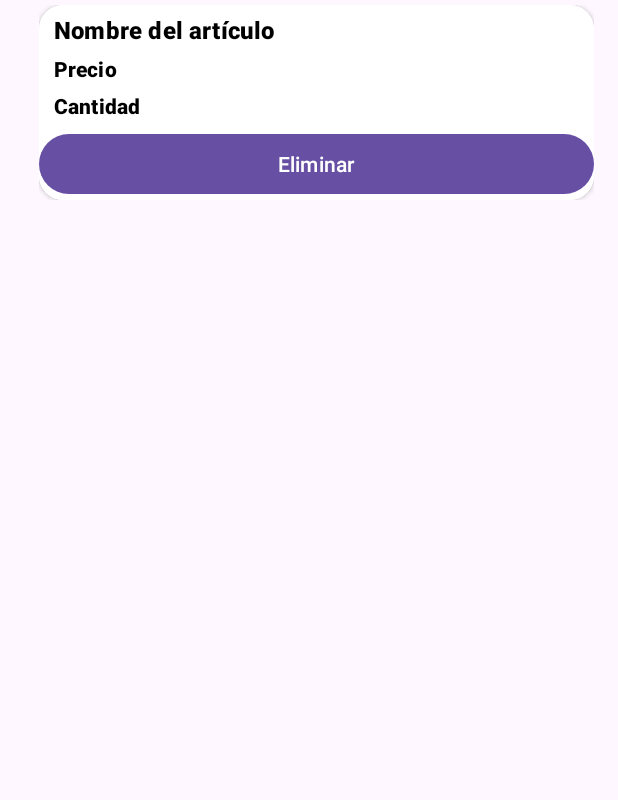
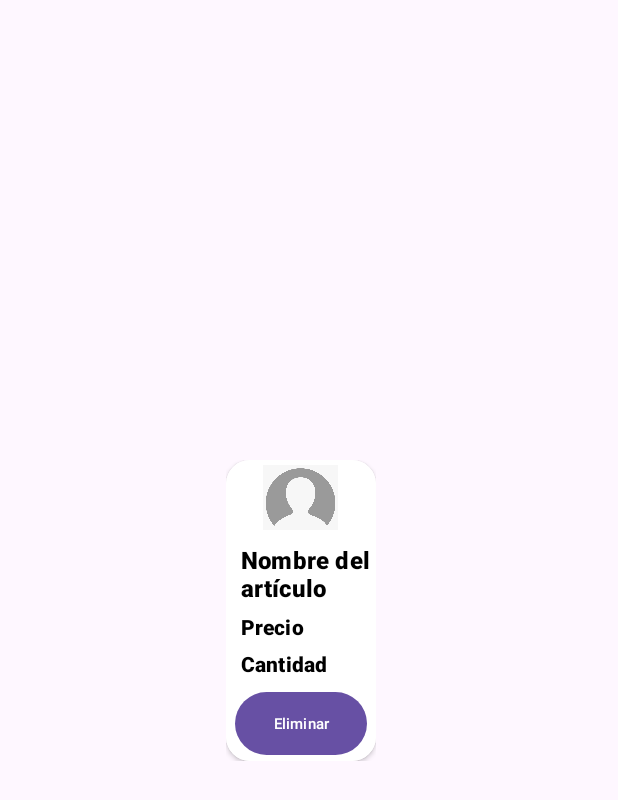
Before and after one commit to vrcr7/JuegosApp, an Android app: the layout article_item.xml on its own in the app's theme, with its tools: preview values and no code run, on a phone screen of 412 x 824 dp. Shown: the top 800 px of the screen. Run offline under Robolectric (Android 15) with nearby library versions, the phone set to English and light mode, and no system bars.

Commit message:
last commit

```diff
--- a/app/src/main/AndroidManifest.xml
+++ b/app/src/main/AndroidManifest.xml
@@ -1,6 +1,7 @@
 <?xml version="1.0" encoding="utf-8"?>
 <manifest xmlns:android="http://schemas.android.com/apk/res/android"
     xmlns:tools="http://schemas.android.com/tools">
+    <uses-permission android:name="android.permission.INTERNET" />
 
     <application
         android:allowBackup="true"
--- a/app/src/main/java/com/example/juegosapp/main/view/ListaFragment.kt
+++ b/app/src/main/java/com/example/juegosapp/main/view/ListaFragment.kt
@@ -9,6 +9,7 @@ import android.widget.Button
 import android.widget.TextView
 import android.widget.Toast
 import androidx.fragment.app.Fragment
+import androidx.recyclerview.widget.GridLayoutManager
 import androidx.recyclerview.widget.RecyclerView
 import com.example.juegosapp.R
 
@@ -30,12 +31,15 @@ class ListaFragment : Fragment() {
         inflater: LayoutInflater, container: ViewGroup?,
         savedInstanceState: Bundle?
     ): View? {
+
+
         // Inflar el layout del fragmento
         val view = inflater.inflate(R.layout.fragment_lista, container, false)
         // Obtener referencia al RecyclerView desde el layout
         val recyclerView: RecyclerView = view.findViewById(R.id.recyclerView)
         // Crear instancia del adaptador DatosListAdapter y asignarlo al RecyclerView
         // Pasamos la lista de datos obtenida desde la actividad principal (MainActivity)
+        recyclerView.layoutManager = GridLayoutManager(this.requireContext(),3)
         val adapter = DatosListAdapter((activity as MainActivity).data)
         recyclerView.adapter = adapter
 
--- a/app/src/main/res/layout/article_item.xml
+++ b/app/src/main/res/layout/article_item.xml
@@ -3,12 +3,14 @@
     xmlns:app="http://schemas.android.com/apk/res-auto"
     xmlns:tools="http://schemas.android.com/tools"
     android:layout_marginTop="100dp"
+    android:layout_gravity="center"
 
     android:paddingBottom="10dp"
-    android:paddingLeft="10dp"
+    android:paddingLeft="0dp"
+    android:paddingRight="10dp"
     android:layout_marginVertical="3dp"
     android:layout_marginHorizontal="16dp"
-    android:layout_width="match_parent"
+    android:layout_width="110dp"
     android:layout_height="wrap_content">
 
     <androidx.cardview.widget.CardView
@@ -22,7 +24,11 @@
             android:layout_gravity="center"
             android:layout_width="match_parent"
             android:layout_height="wrap_content">
-
+        <ImageView
+            android:layout_width="50dp"
+            android:src="@drawable/avatar"
+            android:layout_gravity="center"
+            android:layout_height="50dp"/>
             <TextView
                 android:id="@+id/username"
                 android:layout_width="wrap_content"
@@ -70,10 +76,14 @@
                 tools:text="id" />
             <Button
                 android:id="@+id/deleteButton"
-                android:layout_width="match_parent"
-                android:layout_height="wrap_content"
+                android:layout_gravity="center"
+                android:layout_width="wrap_content"
+                android:layout_height="50dp"
                 android:paddingBottom="5dp"
                 android:paddingTop="5dp"
+                android:paddingLeft="5dp"
+                android:paddingRight="5dp"
+                android:textSize="10dp"
                 android:text="Eliminar"
                 />
         </androidx.appcompat.widget.LinearLayoutCompat>
```
Also changed, not shown: app/src/main/java/com/example/juegosapp/main/view/DatosListAdapter.kt (+9 -2 lines), app/src/main/java/com/example/juegosapp/main/view/MainActivity.kt (+9 -8 lines), app/src/main/res/drawable/avatar.jpg (added).
